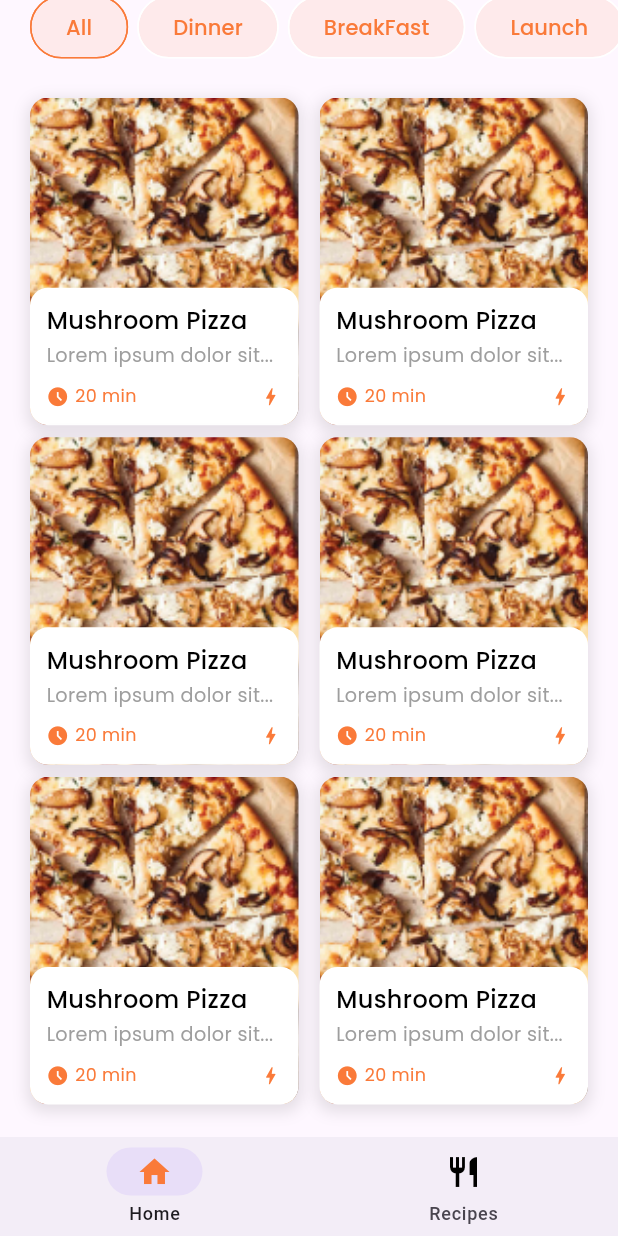
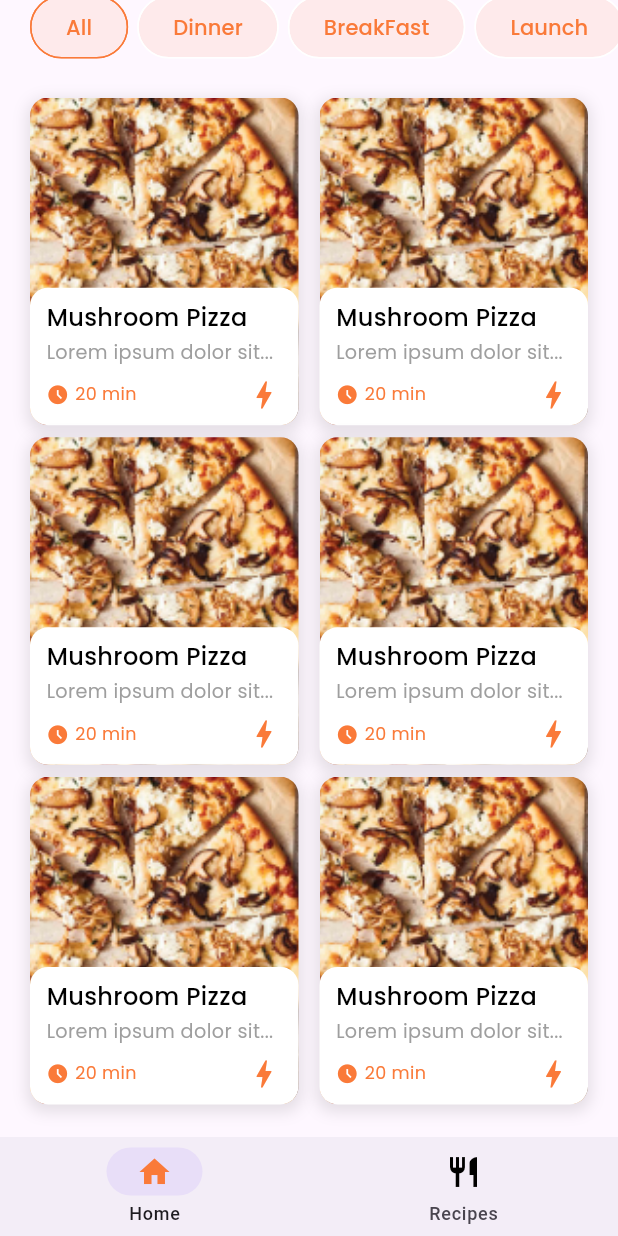
Before and after one commit to tamourax/ahtarandakhtar, a Flutter app: the screen it shows after launch, scrolled down 569 dp, on a phone screen of 412 x 824 dp. Run offline on Flutter 3.47's test engine with Material 3 defaults, Android fonts, the phone set to English and light mode, and no system bars; our stand-ins replace go_router; missing offline and left inert: svg_flutter.

Commit message:
fixing grid bugs

```diff
--- a/lib/features/Home/presentation/veiws/widgets/food_cook_time.dart
+++ b/lib/features/Home/presentation/veiws/widgets/food_cook_time.dart
@@ -35,10 +35,13 @@ class FoodCookTime extends StatelessWidget {
             ],
           ),
         ),
-        const Icon(
-          size: 15,
-          Icons.bolt,
-          color: AppColor.kPrimaryColor,
+        FittedBox(
+          fit: BoxFit.fitWidth,
+          child: const Icon(
+
+            Icons.bolt,
+            color: AppColor.kPrimaryColor,
+          ),
         ),
       ],
     );
--- a/lib/features/Home/presentation/veiws/widgets/home_view_body.dart
+++ b/lib/features/Home/presentation/veiws/widgets/home_view_body.dart
@@ -45,7 +45,7 @@ class _HomeViewBodyState extends State<HomeViewBody> {
               return const CustomCard();
             },
             gridDelegate:  SliverGridDelegateWithFixedCrossAxisCount(
-                crossAxisCount:MediaQuery.of(context).size.width <= 500? 2:3,
+                crossAxisCount:MediaQuery.of(context).size.width <= 270? 1: MediaQuery.of(context).size.width <= 500?2: 3,
                 childAspectRatio: 168 / 205,
                 mainAxisSpacing: 8,
                 crossAxisSpacing: 14),
```
